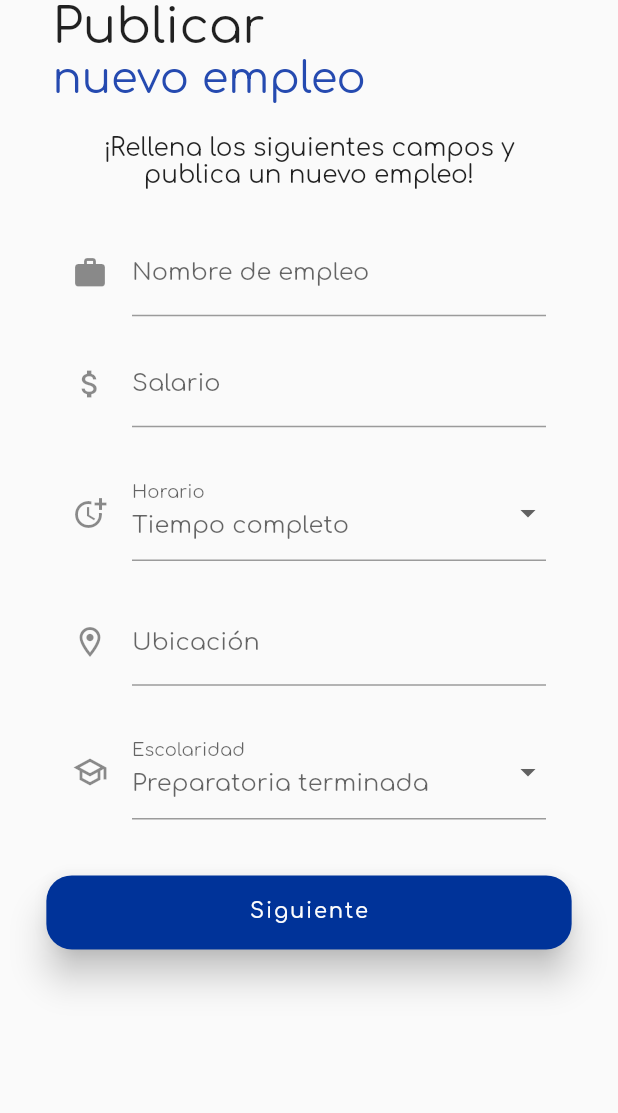
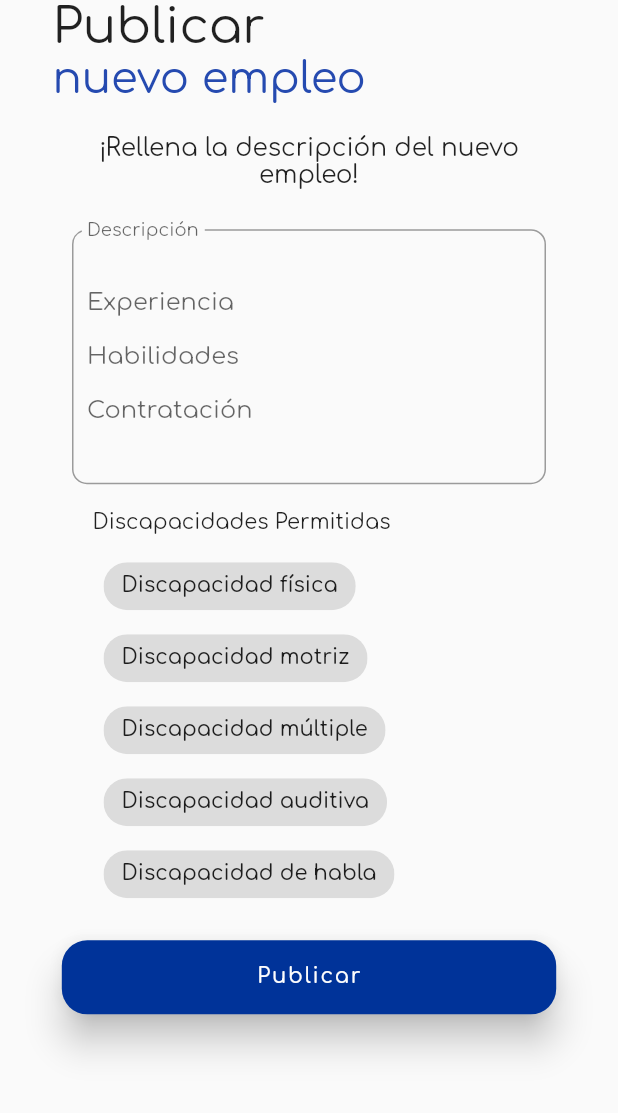
Before and after one commit to Emmanuelle20021/vitiumParaDocker, a Flutter app: the screen it shows after launch, after a tap on "Siguiente", on a phone screen of 412 x 824 dp, the part 123-1236 px from its top. Run offline on Flutter 3.47's test engine with Material 2 defaults, Android fonts, the phone set to English and light mode, and no system bars; our stand-ins replace animate_do, auto_size_text, cloud_firestore, confetti, dotted_line, firebase_auth and 5 more; accounts and stored records are empty.

Commit message:
Pantalla de vacante con descripcion y discapacidad

```diff
--- a/lib/pantallas/empresa/vacante/new_vacancy.dart
+++ b/lib/pantallas/empresa/vacante/new_vacancy.dart
@@ -2,6 +2,7 @@ import 'package:flutter/material.dart';
 import 'package:flutter_native_splash/flutter_native_splash.dart';
 import 'package:vitium_app/Funcionalidades/vacante.dart';
 import 'package:vitium_app/pantallas/empresa/home/home_empresa.dart';
+import 'package:vitium_app/pantallas/empresa/vacante/next_vacancy.dart';
 
 import '../../../constantes/constantes.dart';
 
@@ -148,7 +149,7 @@ class _NewVacancyState extends State<NewVacancy> {
             },
             keyboardType: TextInputType.multiline,
             decoration: const InputDecoration(
-              icon: Icon(Icons.work),
+              icon: Icon(Icons.work_outline_outlined),
               hintText: "Ejecutivo (a) de ventas",
               labelText: "Nombre de empleo",
             ),
@@ -303,7 +304,14 @@ class _NewVacancyState extends State<NewVacancy> {
           height: MediaQuery.of(context).size.height * .06,
           child: FloatingActionButton.extended(
             heroTag: 'boton',
-            onPressed: () {},
+            onPressed: () {
+              Navigator.push(
+                context,
+                MaterialPageRoute(
+                  builder: (context) => const NextVacancy(),
+                ),
+              );
+            },
             label: Text(
               "Siguiente",
               style: buttonTextStyle,
--- /dev/null
+++ b/lib/pantallas/empresa/vacante/next_vacancy.dart
@@ -0,0 +1,228 @@
+import 'package:flutter/material.dart';
+import 'package:flutter_native_splash/flutter_native_splash.dart';
+import 'package:vitium_app/Funcionalidades/vacante.dart';
+import 'package:vitium_app/pantallas/empresa/home/home_empresa.dart';
+
+import '../../../constantes/constantes.dart';
+
+class NextVacancy extends StatefulWidget {
+  const NextVacancy({super.key});
+
+  @override
+  State<NextVacancy> createState() => _NextVacancyState();
+}
+
+var _filters = [];
+Vacante vacante = Vacante();
+
+class _NextVacancyState extends State<NextVacancy> {
+  @override
+  void initState() {
+    super.initState();
+    FlutterNativeSplash.remove();
+  }
+
+  final _formKey = GlobalKey<FormState>();
+  final TextEditingController _descripcionController = TextEditingController();
+
+  @override
+  Widget build(BuildContext context) {
+    Size tam = MediaQuery.of(context).size;
+    return SafeArea(
+      child: Scaffold(
+        resizeToAvoidBottomInset: false,
+        body: Center(
+          child: Stack(
+            children: [
+              Expanded(
+                child: Padding(
+                  padding: const EdgeInsets.all(20.0),
+                  child: Column(
+                    crossAxisAlignment: CrossAxisAlignment.start,
+                    children: [
+                      Row(
+                        crossAxisAlignment: CrossAxisAlignment.start,
+                        mainAxisAlignment: MainAxisAlignment.spaceBetween,
+                        children: [
+                          IconButton(
+                            onPressed: () {
+                              Navigator.push(
+                                context,
+                                MaterialPageRoute(
+                                  builder: (context) => const HomeEnterprise(),
+                                ),
+                              );
+                            },
+                            icon: const Icon(Icons.arrow_back_sharp),
+                            color: primary,
+                          ),
+                          Image.asset(logoVitium, width: tam.width * 0.15),
+                        ],
+                      ),
+                      Padding(
+                        padding: const EdgeInsets.only(left: 15),
+                        child: Text(
+                          "Publicar",
+                          style: TextStyle(fontSize: tam.width * 0.08),
+                        ),
+                      ),
+                      Padding(
+                        padding: const EdgeInsets.only(left: 15),
+                        child: Text(
+                          "nuevo empleo",
+                          style: TextStyle(
+                              fontSize: tam.width * 0.07, color: primary),
+                        ),
+                      ),
+                      Padding(
+                        padding: const EdgeInsets.all(20.0),
+                        child: Text(
+                          "¡Rellena la descripción del nuevo empleo!",
+                          style: TextStyle(fontSize: tam.width * 0.04),
+                          textAlign: TextAlign.center,
+                        ),
+                      ),
+                      Container(
+                        alignment: Alignment.center,
+                        child: Form(
+                          key: _formKey,
+                          child: Column(
+                            mainAxisAlignment: MainAxisAlignment.spaceEvenly,
+                            mainAxisSize: MainAxisSize.max,
+                            children: [
+                              Padding(
+                                padding: const EdgeInsets.all(8.0),
+                                child: _descripcionTextField(),
+                              ),
+                              Padding(
+                                padding: const EdgeInsets.only(
+                                    right: 90.0, bottom: 10, top: 10),
+                                child: _titleChip(),
+                              ),
+                              Padding(
+                                padding: const EdgeInsets.only(right: 80.0),
+                                child: _discapacidadAdmitida(),
+                              ),
+                              Padding(
+                                padding: const EdgeInsets.only(top: 20.0),
+                                child: _buttonSSiguiente(),
+                              ),
+                            ],
+                          ),
+                        ),
+                      ),
+                    ],
+                  ),
+                ),
+              ),
+            ],
+          ),
+        ),
+      ),
+    );
+  }
+
+  Widget _descripcionTextField() {
+    return StreamBuilder(
+      builder: (BuildContext context, AsyncSnapshot snapshot) {
+        return Container(
+          padding: const EdgeInsets.symmetric(horizontal: 20),
+          child: TextFormField(
+            controller: _descripcionController,
+            onChanged: (value) {
+              vacante.descripcion = value;
+            },
+            validator: (value) {
+              if (value == null || value.isEmpty) {
+                return "Ingresa la descripción";
+              }
+              return null;
+            },
+            keyboardType: TextInputType.multiline,
+            maxLines: null,
+            decoration: const InputDecoration(
+              floatingLabelBehavior: FloatingLabelBehavior.always,
+              alignLabelWithHint: false,
+              contentPadding:
+                  EdgeInsets.symmetric(vertical: 40, horizontal: 10),
+              hintText: "Experiencia\n\nHabilidades\n\nContratación",
+              labelText: "Descripción",
+              border: OutlineInputBorder(
+                borderRadius: BorderRadius.all(
+                  Radius.circular(10),
+                ),
+              ),
+            ),
+          ),
+        );
+      },
+    );
+  }
+
+  Widget _buttonSSiguiente() {
+    return StreamBuilder(
+      builder: (BuildContext context, AsyncSnapshot snapshot) {
+        return SizedBox(
+          width: MediaQuery.of(context).size.width * .80,
+          height: MediaQuery.of(context).size.height * .06,
+          child: FloatingActionButton.extended(
+            heroTag: 'boton',
+            onPressed: () {},
+            label: Text(
+              "Publicar",
+              style: buttonTextStyle,
+            ),
+            elevation: 10,
+          ),
+        );
+      },
+    );
+  }
+
+  Widget _discapacidadAdmitida() {
+    return StreamBuilder(
+      builder: (BuildContext context, AsyncSnapshot snapshot) {
+        return Column(
+          crossAxisAlignment: CrossAxisAlignment.start,
+          //mainAxisAlignment: MainAxisAlignment.spaceEvenly,
+          children: [
+            "Discapacidad física",
+            "Discapacidad motriz",
+            "Discapacidad múltiple",
+            "Discapacidad auditiva",
+            "Discapacidad de habla"
+          ].map(
+            (filterType) {
+              return FilterChip(
+                label: Text(filterType),
+                selected: _filters.contains(filterType),
+                checkmarkColor: primary,
+                onSelected: (bool value) {
+                  setState(() {
+                    if (value) {
+                      _filters.add(filterType);
+                    } else {
+                      _filters.removeWhere((name) {
+                        return name == filterType;
+                      });
+                    }
+                  });
+                },
+              );
+            },
+          ).toList(),
+        );
+      },
+    );
+  }
+
+  Widget _titleChip() {
+    return StreamBuilder(
+        builder: (BuildContext context, AsyncSnapshot snapshot) {
+      return const Text(
+        "Discapacidades Permitidas",
+        textAlign: TextAlign.start,
+      );
+    });
+  }
+}
```
